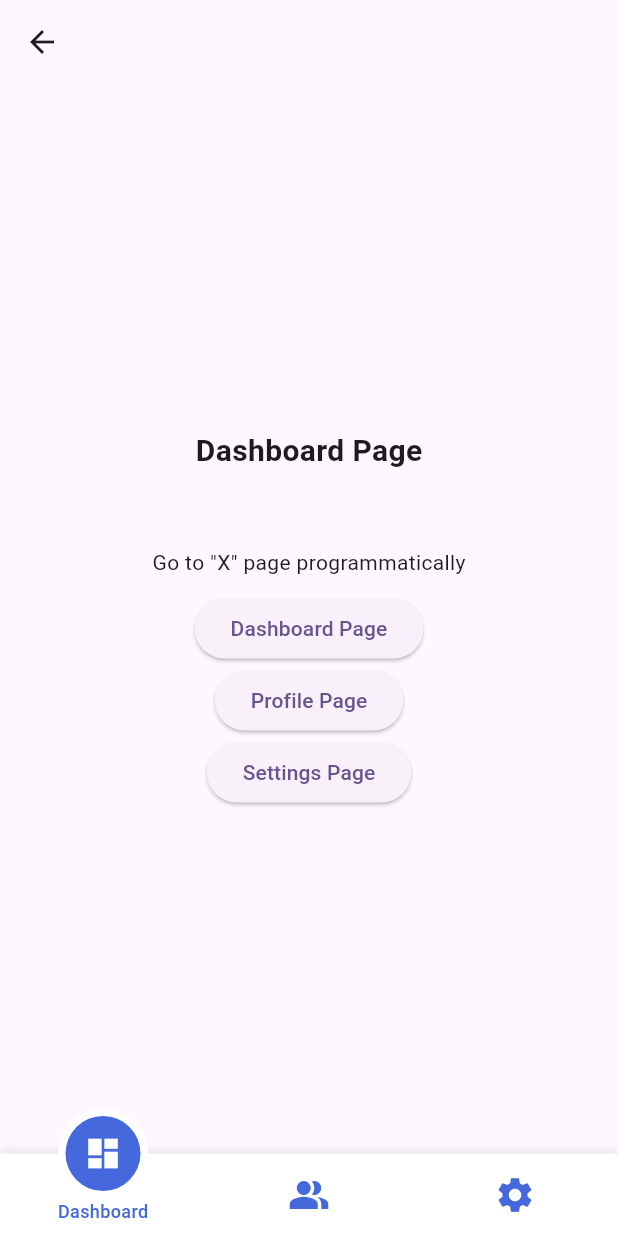
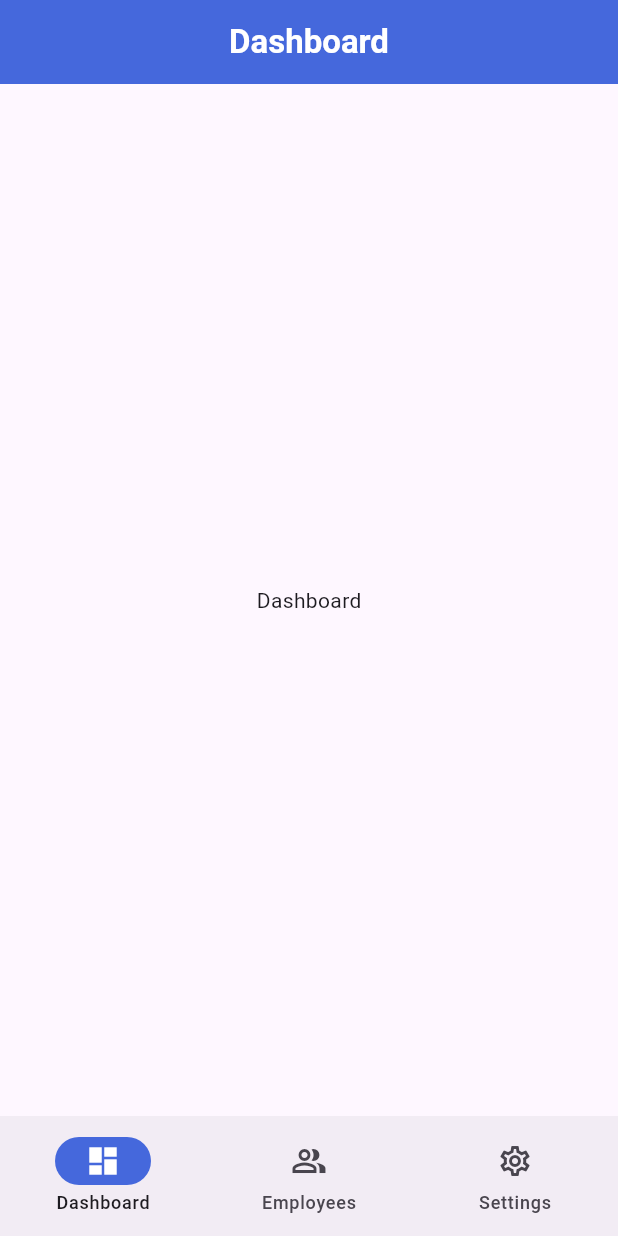
Before and after one commit to NagarajuTR/VMS, a Flutter app: the OTPScreen screen opened directly, after a tap on "Home", on a phone screen of 412 x 824 dp. Run offline on Flutter 3.47's test engine with Material 3 defaults, Android fonts, the phone set to English and light mode, and no system bars; drawn by our look-alikes of motion_tab_bar_v2; our stand-ins replace flutter_svg; statements that could not run were skipped.

```diff
--- a/lib/screens/auth/otp_screen.dart
+++ b/lib/screens/auth/otp_screen.dart
@@ -3,7 +3,7 @@ import 'dart:async';
 import 'package:flutter/material.dart';
 import 'package:flutter_svg/svg.dart';
 import 'package:visitors_management/screens/custom_widget/custom_text.dart';
-import 'package:visitors_management/screens/home/home_screen.dart';
+import 'package:visitors_management/screens/dashboard/dashboard.dart';
 
 class OTPScreen extends StatefulWidget {
   final String number;
@@ -193,7 +193,7 @@ class _OTPScreenState extends State<OTPScreen> {
                           context,
                           MaterialPageRoute(
                               builder: (BuildContext context) =>
-                                  const HomeScreen()),
+                                  const Dashboard()),
                           ModalRoute.withName('/'));
                     },
                     child: Text(
--- /dev/null
+++ b/lib/screens/dashboard/dashboard.dart
@@ -0,0 +1,33 @@
+import 'package:flutter/material.dart';
+import 'package:visitors_management/const/colors_const.dart';
+import 'package:visitors_management/screens/home/main_screen.dart';
+
+class Dashboard extends StatefulWidget {
+  const Dashboard({super.key});
+
+  @override
+  State<StatefulWidget> createState() => _Dashboard();
+}
+
+class _Dashboard extends State<Dashboard> {
+  @override
+  Widget build(BuildContext context) {
+    return MainScreen(
+      appBar: AppBar(
+        title: const Text(
+          "Dashboard",
+          style: TextStyle(color: Colors.white, fontWeight: FontWeight.bold),
+        ),
+        // iconTheme: const IconThemeData(
+        //   color: Colors.white,
+        // ),
+        automaticallyImplyLeading: false,
+        backgroundColor: ColorsConst.instance.blue,
+        centerTitle: true,
+      ),
+      child: const Center(
+        child: Text("Dashboard"),
+      ),
+    );
+  }
+}
--- /dev/null
+++ b/lib/screens/employees/employees.dart
@@ -0,0 +1,30 @@
+import 'package:flutter/material.dart';
+import 'package:visitors_management/const/colors_const.dart';
+import 'package:visitors_management/screens/home/main_screen.dart';
+
+class Employees extends StatefulWidget {
+  const Employees({super.key});
+
+  @override
+  State<StatefulWidget> createState() => _Dashboard();
+}
+
+class _Dashboard extends State<Employees> {
+  @override
+  Widget build(BuildContext context) {
+    return MainScreen(
+      appBar: AppBar(
+        title: const Text(
+          "Employees",
+          style: TextStyle(color: Colors.white, fontWeight: FontWeight.bold),
+        ),
+        automaticallyImplyLeading: false,
+        backgroundColor: ColorsConst.instance.blue,
+        centerTitle: true,
+      ),
+      child: const Center(
+        child: Text("Employees"),
+      ),
+    );
+  }
+}
--- a/lib/screens/home/home_screen.dart
+++ /dev/null
@@ -1,119 +0,0 @@
-import 'package:flutter/material.dart';
-import 'package:motion_tab_bar_v2/motion-tab-bar.dart';
-import 'package:motion_tab_bar_v2/motion-tab-controller.dart';
-import 'package:visitors_management/const/colors_const.dart';
-
-class HomeScreen extends StatefulWidget {
-  const HomeScreen({Key? key, this.title}) : super(key: key);
-
-  final String? title;
-
-  @override
-  State<StatefulWidget> createState() => _HomeScreenState();
-}
-
-class _HomeScreenState extends State<HomeScreen> with TickerProviderStateMixin {
-  MotionTabBarController? _motionTabBarController;
-
-  @override
-  void initState() {
-    super.initState();
-    _motionTabBarController = MotionTabBarController(
-      initialIndex: 0,
-      length: 3,
-      vsync: this,
-    );
-  }
-
-  @override
-  void dispose() {
-    super.dispose();
-    _motionTabBarController!.dispose();
-  }
-
-  @override
-  Widget build(BuildContext context) {
-    return Scaffold(
-      appBar: AppBar(
-        title: Text(widget.title ?? ''),
-      ),
-      bottomNavigationBar: MotionTabBar(
-        controller: _motionTabBarController,
-        initialSelectedTab: "Dashboard",
-        useSafeArea: true,
-        labels: const ["Dashboard", "Employees", "Settings"],
-        icons: const [Icons.dashboard, Icons.people_alt, Icons.settings],
-        tabSize: 50,
-        tabBarHeight: 55,
-        textStyle: TextStyle(
-          fontSize: 12,
-          color: ColorsConst.instance.blue,
-          fontWeight: FontWeight.w500,
-        ),
-        tabIconColor: ColorsConst.instance.blue,
-        tabIconSize: 28.0,
-        tabIconSelectedSize: 26.0,
-        tabSelectedColor: ColorsConst.instance.blue,
-        tabIconSelectedColor: Colors.white,
-        tabBarColor: Colors.white,
-        onTabItemSelected: (int value) {
-          setState(() {
-            _motionTabBarController!.index = value;
-          });
-        },
-      ),
-      body: TabBarView(
-        physics: const NeverScrollableScrollPhysics(),
-        controller: _motionTabBarController,
-        children: <Widget>[
-          MainPageContentComponent(
-              title: "Dashboard Page", controller: _motionTabBarController!),
-          MainPageContentComponent(
-              title: "Profile Page", controller: _motionTabBarController!),
-          MainPageContentComponent(
-              title: "Settings Page", controller: _motionTabBarController!),
-        ],
-      ),
-    );
-  }
-}
-
-class MainPageContentComponent extends StatelessWidget {
-  const MainPageContentComponent({
-    required this.title,
-    required this.controller,
-    Key? key,
-  }) : super(key: key);
-
-  final String title;
-  final MotionTabBarController controller;
-
-  @override
-  Widget build(BuildContext context) {
-    return Center(
-      child: Column(
-        mainAxisAlignment: MainAxisAlignment.center,
-        children: [
-          Text(title,
-              style:
-                  const TextStyle(fontSize: 20, fontWeight: FontWeight.bold)),
-          const SizedBox(height: 50),
-          const Text('Go to "X" page programmatically'),
-          const SizedBox(height: 10),
-          ElevatedButton(
-            onPressed: () => controller.index = 0,
-            child: const Text('Dashboard Page'),
-          ),
-          ElevatedButton(
-            onPressed: () => controller.index = 1,
-            child: const Text('Profile Page'),
-          ),
-          ElevatedButton(
-            onPressed: () => controller.index = 2,
-            child: const Text('Settings Page'),
-          ),
-        ],
-      ),
-    );
-  }
-}
--- /dev/null
+++ b/lib/screens/home/main_screen.dart
@@ -0,0 +1,96 @@
+import 'package:flutter/material.dart';
+import 'package:visitors_management/const/colors_const.dart';
+import 'package:visitors_management/screens/dashboard/dashboard.dart';
+import 'package:visitors_management/screens/employees/employees.dart';
+import 'package:visitors_management/screens/settings/settings.dart';
+
+class MainScreen extends StatefulWidget {
+  final Widget child;
+  final PreferredSizeWidget? appBar;
+
+  const MainScreen({
+    required this.child,
+    this.appBar,
+    super.key,
+  });
+
+  @override
+  State<MainScreen> createState() => _MainScreenState();
+}
+
+class _MainScreenState extends State<MainScreen> {
+  static int? currentPageIndex;
+
+  @override
+  Widget build(BuildContext context) {
+    return Scaffold(
+      appBar: widget.appBar,
+      body: SafeArea(child: widget.child),
+      bottomNavigationBar: NavigationBar(
+        onDestinationSelected: (int index) {
+          setState(() {
+            switchScreen(index);
+          });
+        },
+        indicatorColor: ColorsConst.instance.blue,
+        selectedIndex: currentPageIndex ?? 0,
+        destinations: const <Widget>[
+          NavigationDestination(
+            selectedIcon: Icon(
+              Icons.dashboard,
+              color: Colors.white,
+            ),
+            icon: Icon(Icons.dashboard_outlined),
+            label: 'Dashboard',
+          ),
+          NavigationDestination(
+            selectedIcon: Icon(
+              Icons.people_alt,
+              color: Colors.white,
+            ),
+            icon: Icon(Icons.people_alt_outlined),
+            label: 'Employees',
+          ),
+          NavigationDestination(
+            selectedIcon: Icon(
+              Icons.settings,
+              color: Colors.white,
+            ),
+            icon: Icon(Icons.settings_outlined),
+            label: 'Settings',
+          ),
+        ],
+      ),
+    );
+  }
+
+  void switchScreen(int index) {
+    currentPageIndex = index;
+    switch (currentPageIndex) {
+      case 0:
+        Navigator.push(
+          context,
+          MaterialPageRoute(
+            builder: (context) => const Dashboard(),
+          ),
+        );
+        break;
+      case 1:
+        Navigator.push(
+          context,
+          MaterialPageRoute(
+            builder: (context) => const Employees(),
+          ),
+        );
+        break;
+      case 2:
+        Navigator.push(
+          context,
+          MaterialPageRoute(
+            builder: (context) => const Settings(),
+          ),
+        );
+        break;
+    }
+  }
+}
--- a/pubspec.yaml
+++ b/pubspec.yaml
@@ -12,7 +12,6 @@ dependencies:
     sdk: flutter
   cupertino_icons: ^1.0.2
   flutter_svg: ^2.0.10+1
-  motion_tab_bar_v2: ^0.3.0
 
 dev_dependencies:
   flutter_test:
```
Also changed, not shown: lib/screens/settings/settings.dart (added, +31 -0 lines), pubspec.lock.
